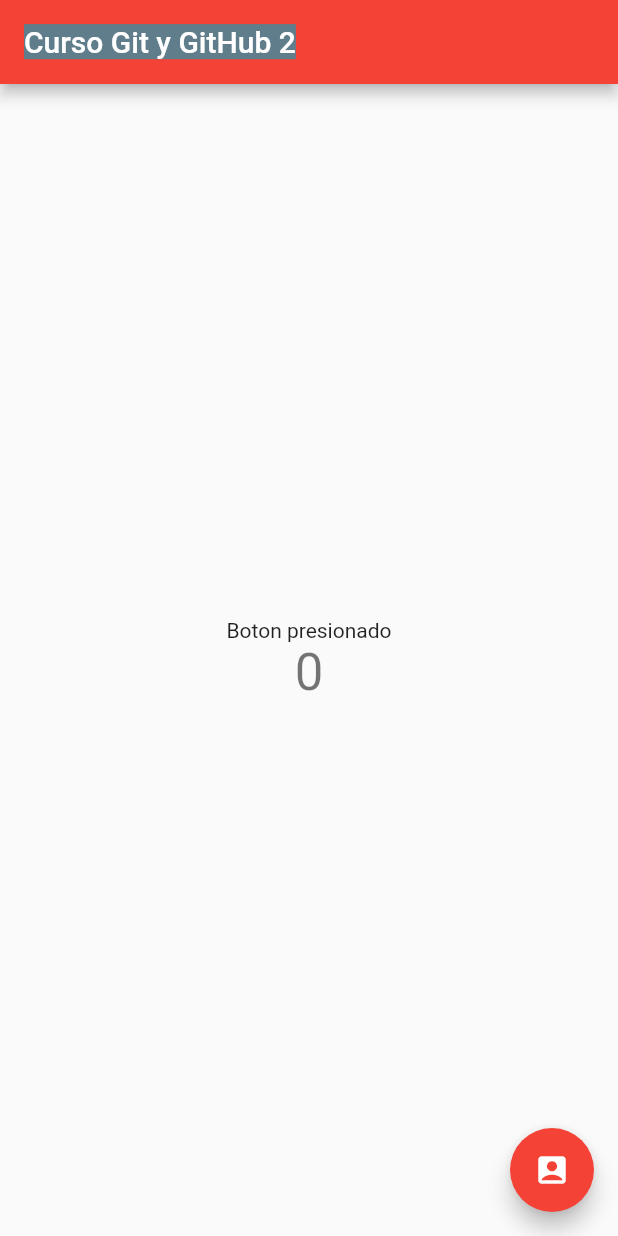
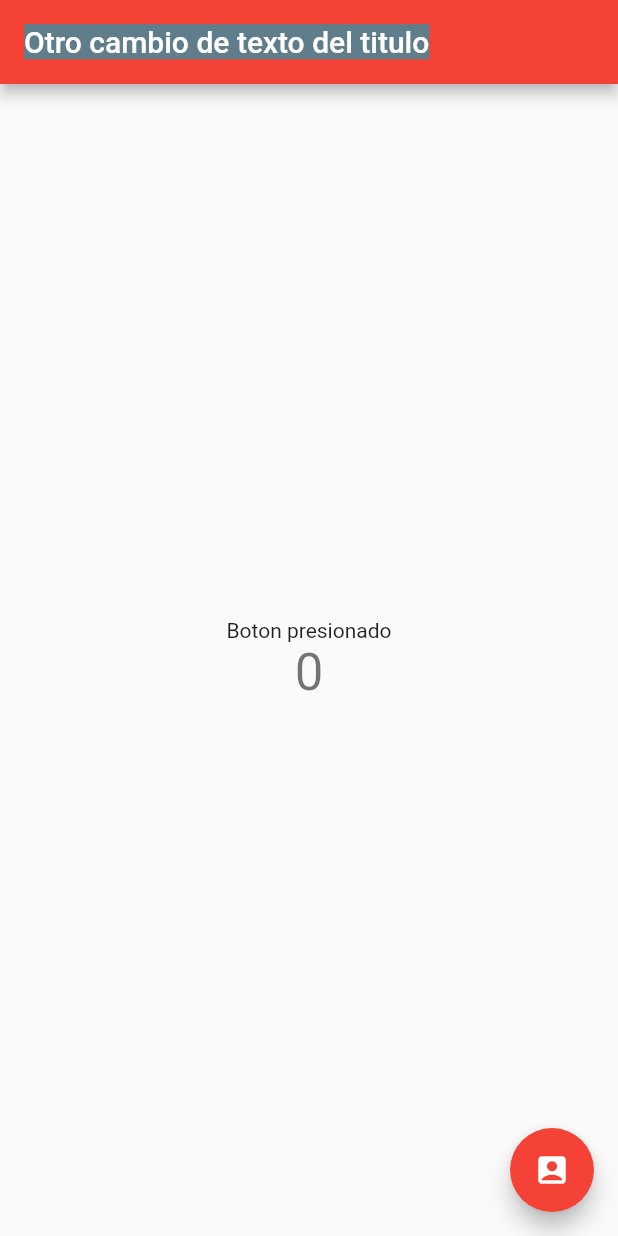
Before and after one commit to rmirandaPromad/Git_GitHub, a Flutter app: the screen it shows after launch, on a phone screen of 412 x 824 dp. Run offline on Flutter 3.47's test engine with Material 2 defaults, Android fonts, the phone set to English and light mode, and no system bars.

Commit message:
Se modifico el texto del appBar

```diff
--- a/lib/main.dart
+++ b/lib/main.dart
@@ -17,7 +17,7 @@ class MyApp extends StatelessWidget {
 
         primarySwatch: Colors.red,
       ),
-      home: const MyHomePage(title: 'Curso Git y GitHub 2'),
+      home: const MyHomePage(title: 'Otro cambio de texto del titulo'),
     );
   }
 }
```
